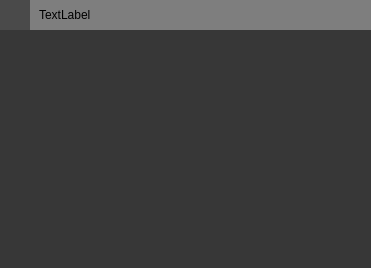
First picture: the form in src/widgets/accordianbladewidget.ui, repository jahshaka/Studio, before the edit.
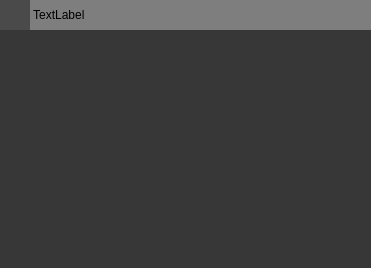
Second picture: the form after the edit. Icons and pictures are not drawn.

The edit to the form file:
```diff
--- a/src/widgets/accordianbladewidget.ui
+++ b/src/widgets/accordianbladewidget.ui
@@ -115,16 +115,25 @@
          </size>
         </property>
         <layout class="QHBoxLayout" name="horizontalLayout">
+         <property name="leftMargin">
+          <number>0</number>
+         </property>
+         <property name="topMargin">
+          <number>0</number>
+         </property>
+         <property name="rightMargin">
+          <number>0</number>
+         </property>
          <item>
           <widget class="QLabel" name="content_title">
            <property name="minimumSize">
             <size>
-             <width>100</width>
-             <height>0</height>
+             <width>0</width>
+             <height>30</height>
             </size>
            </property>
            <property name="text">
-            <string>TextLabel</string>
+            <string> TextLabel</string>
            </property>
           </widget>
          </item>
```
Left out of the diff: 2 changed lines with no effect on the pictures.
